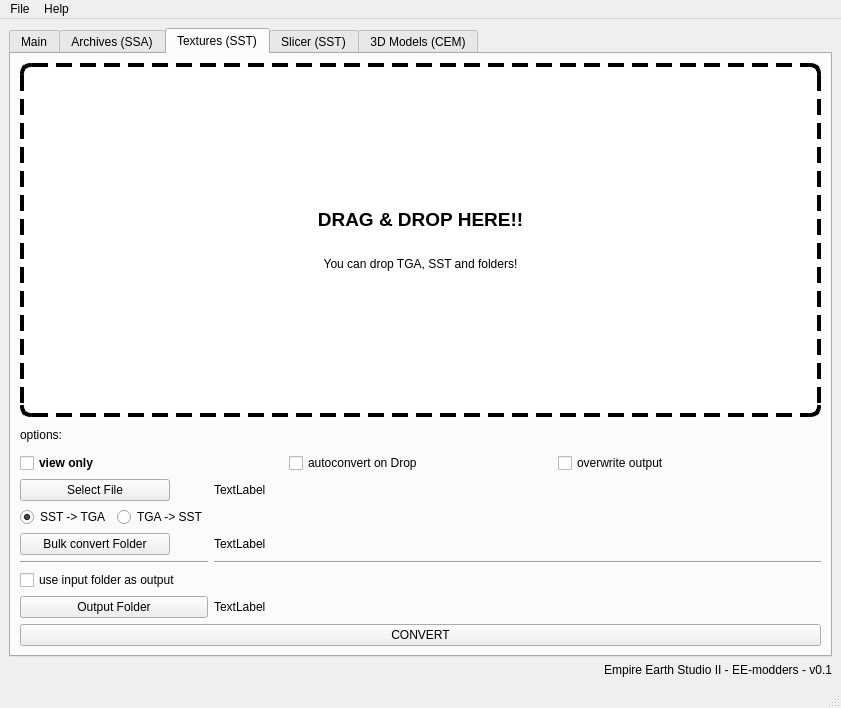
The window that src/lib/mainWindow.ui (EE-modders/Empire-Earth-Studio-2) describes before a commit, drawn with Qt 5.
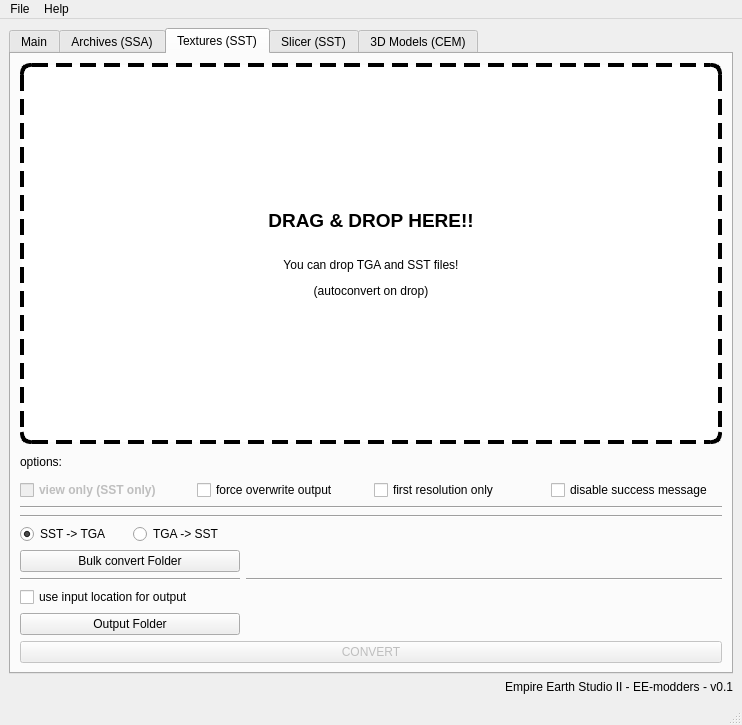
The same window after the commit. The open tabs and pages were chosen to show the change. Custom widgets are drawn as their Qt base class.

The edit to the form file:
```diff
--- a/src/lib/mainWindow.ui
+++ b/src/lib/mainWindow.ui
@@ -2,12 +2,15 @@
 <ui version="4.0">
  <class>MainWindow</class>
  <widget class="QMainWindow" name="MainWindow">
+  <property name="enabled">
+   <bool>true</bool>
+  </property>
   <property name="geometry">
    <rect>
     <x>0</x>
     <y>0</y>
-    <width>841</width>
-    <height>708</height>
+    <width>742</width>
+    <height>725</height>
    </rect>
   </property>
   <property name="windowTitle">
@@ -293,7 +296,10 @@
        </attribute>
        <layout class="QVBoxLayout" name="verticalLayout_5">
         <item>
-         <widget class="CDropLabel" name="label_4">
+         <widget class="CDropLabel" name="tab_sst_droplabel">
+          <property name="enabled">
+           <bool>true</bool>
+          </property>
           <property name="sizePolicy">
            <sizepolicy hsizetype="Minimum" vsizetype="Minimum">
             <horstretch>0</horstretch>
@@ -311,7 +317,7 @@
            <enum>QFrame::Raised</enum>
           </property>
           <property name="text">
-           <string>&lt;html&gt;&lt;head/&gt;&lt;body&gt;&lt;p align=&quot;center&quot;&gt;&lt;span style=&quot; font-size:14pt; font-weight:600;&quot;&gt;DRAG &amp;amp; DROP HERE!!&lt;/span&gt;&lt;/p&gt;&lt;p align=&quot;center&quot;&gt;&lt;br/&gt;You can drop TGA, SST and folders!&lt;/p&gt;&lt;/body&gt;&lt;/html&gt;</string>
+           <string>&lt;html&gt;&lt;head/&gt;&lt;body&gt;&lt;p align=&quot;center&quot;&gt;&lt;span style=&quot; font-size:14pt; font-weight:600;&quot;&gt;DRAG &amp;amp; DROP HERE!!&lt;/span&gt;&lt;/p&gt;&lt;p align=&quot;center&quot;&gt;&lt;br/&gt;You can drop TGA and SST files!&lt;/p&gt;&lt;p align=&quot;center&quot;&gt;(autoconvert on drop)&lt;/p&gt;&lt;/body&gt;&lt;/html&gt;</string>
           </property>
           <property name="alignment">
            <set>Qt::AlignCenter</set>
@@ -340,7 +346,10 @@
            <number>0</number>
           </property>
           <item>
-           <widget class="QCheckBox" name="checkBox_4">
+           <widget class="QCheckBox" name="tab_sst_viewonly">
+            <property name="enabled">
+             <bool>false</bool>
+            </property>
             <property name="font">
              <font>
               <weight>75</weight>
@@ -348,7 +357,7 @@
              </font>
             </property>
             <property name="text">
-             <string>view only</string>
+             <string>view only (SST only)</string>
             </property>
             <property name="checked">
              <bool>false</bool>
@@ -361,100 +370,46 @@
           <item>
            <widget class="QCheckBox" name="checkBox_2">
             <property name="text">
-             <string>autoconvert on Drop</string>
+             <string>force overwrite output</string>
             </property>
            </widget>
           </item>
           <item>
            <widget class="QCheckBox" name="checkBox_3">
             <property name="text">
-             <string>overwrite output</string>
+             <string>first resolution only</string>
+            </property>
+           </widget>
+          </item>
+          <item>
+           <widget class="QCheckBox" name="tab_sst_donemessage">
+            <property name="text">
+             <string>disable success message</string>
             </property>
            </widget>
           </item>
          </layout>
         </item>
+        <item>
+         <widget class="Line" name="line_3">
+          <property name="orientation">
+           <enum>Qt::Horizontal</enum>
+          </property>
+         </widget>
+        </item>
+        <item>
+         <widget class="Line" name="line_4">
+          <property name="orientation">
+           <enum>Qt::Horizontal</enum>
+          </property>
+         </widget>
+        </item>
         <item>
          <layout class="QGridLayout" name="gridLayout">
           <property name="horizontalSpacing">
            <number>6</number>
           </property>
-          <item row="2" column="0">
-           <widget class="QPushButton" name="pushButton_6">
-            <property name="maximumSize">
-             <size>
-              <width>150</width>
-              <height>16777215</height>
-             </size>
-            </property>
-            <property name="text">
-             <string>Bulk convert Folder</string>
-            </property>
-           </widget>
-          </item>
-          <item row="3" column="0">
-           <widget class="Line" name="line">
-            <property name="orientation">
-             <enum>Qt::Horizontal</enum>
-            </property>
-           </widget>
-          </item>
-          <item row="3" column="1">
-           <widget class="Line" name="line_2">
-            <property name="orientation">
-             <enum>Qt::Horizontal</enum>
-            </property>
-           </widget>
-          </item>
-          <item row="2" column="1">
-           <widget class="QLabel" name="label_7">
-            <property name="text">
-             <string>TextLabel</string>
-            </property>
-           </widget>
-          </item>
-          <item row="5" column="1">
-           <widget class="QLabel" name="label_10">
-            <property name="text">
-             <string>TextLabel</string>
-            </property>
-           </widget>
-          </item>
-          <item row="4" column="0">
-           <widget class="QCheckBox" name="checkBox_7">
-            <property name="text">
-             <string>use input folder as output</string>
-            </property>
-           </widget>
-          </item>
           <item row="0" column="0">
-           <widget class="QPushButton" name="pushButton_5">
-            <property name="maximumSize">
-             <size>
-              <width>150</width>
-              <height>16777215</height>
-             </size>
-            </property>
-            <property name="text">
-             <string>Select File</string>
-            </property>
-           </widget>
-          </item>
-          <item row="0" column="1">
-           <widget class="QLabel" name="label_6">
-            <property name="text">
-             <string>TextLabel</string>
-            </property>
-           </widget>
-          </item>
-          <item row="5" column="0">
-           <widget class="QPushButton" name="pushButton_12">
-            <property name="text">
-             <string>Output Folder</string>
-            </property>
-           </widget>
-          </item>
-          <item row="1" column="0">
            <layout class="QHBoxLayout" name="horizontalLayout_4">
             <property name="bottomMargin">
              <number>0</number>
@@ -474,14 +429,87 @@
               <property name="text">
                <string>TGA -&gt; SST</string>
               </property>
+              <property name="checked">
+               <bool>false</bool>
+              </property>
              </widget>
             </item>
            </layout>
           </item>
+          <item row="1" column="0">
+           <widget class="QPushButton" name="tab_sst_select_in">
+            <property name="maximumSize">
+             <size>
+              <width>220</width>
+              <height>16777215</height>
+             </size>
+            </property>
+            <property name="text">
+             <string>Bulk convert Folder</string>
+            </property>
+           </widget>
+          </item>
+          <item row="1" column="1">
+           <widget class="QLabel" name="tab_sst_label_in">
+            <property name="text">
+             <string/>
+            </property>
+            <property name="wordWrap">
+             <bool>true</bool>
+            </property>
+           </widget>
+          </item>
+          <item row="4" column="1">
+           <widget class="QLabel" name="tab_sst_label_out">
+            <property name="text">
+             <string/>
+            </property>
+            <property name="wordWrap">
+             <bool>true</bool>
+            </property>
+           </widget>
+          </item>
+          <item row="4" column="0">
+           <widget class="QPushButton" name="tab_sst_select_out">
+            <property name="maximumSize">
+             <size>
+              <width>220</width>
+              <height>16777215</height>
+             </size>
+            </property>
+            <property name="text">
+             <string>Output Folder</string>
+            </property>
+           </widget>
+          </item>
+          <item row="2" column="1">
+           <widget class="Line" name="line_2">
+            <property name="orientation">
+             <enum>Qt::Horizontal</enum>
+            </property>
+           </widget>
+          </item>
+          <item row="3" column="0">
+           <widget class="QCheckBox" name="tab_sst_input_checkbox">
+            <property name="text">
+             <string>use input location for output</string>
+            </property>
+           </widget>
+          </item>
+          <item row="2" column="0">
+           <widget class="Line" name="line">
+            <property name="orientation">
+             <enum>Qt::Horizontal</enum>
+            </property>
+           </widget>
+          </item>
          </layout>
         </item>
         <item>
-         <widget class="QPushButton" name="pushButton_7">
+         <widget class="QPushButton" name="tab_sst_convert">
+          <property name="enabled">
+           <bool>false</bool>
+          </property>
           <property name="text">
            <string>CONVERT</string>
           </property>
@@ -600,7 +628,7 @@
     <rect>
      <x>0</x>
      <y>0</y>
-     <width>841</width>
+     <width>742</width>
      <height>34</height>
     </rect>
    </property>
```
Left out of the diff: 57 changed lines with no effect on the pictures.
